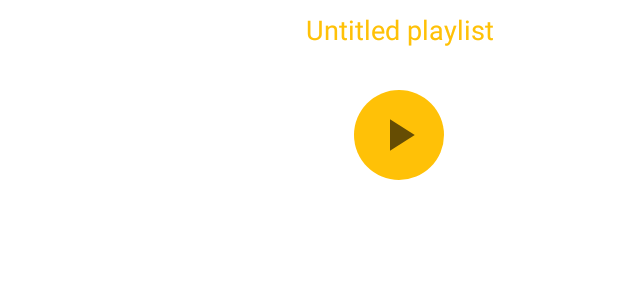
After one commit to re0078/Actex, an Android app: the layout playlist_layout.xml on its own in the app's theme, with its tools: preview values and no code run, on a phone screen of 412 x 824 dp. The commit adds this screen. Shown: the top 300 px of the screen. Run offline under Robolectric (Android 15) with nearby library versions, the phone set to English and light mode, and no system bars.

Commit message:
Add playlist and related stuffs

```diff
--- a/app/build.gradle
+++ b/app/build.gradle
@@ -45,5 +45,7 @@ dependencies {
     implementation 'com.squareup.retrofit2:converter-gson:2.9.0'
     implementation 'com.squareup.picasso:picasso:2.71828'
     implementation 'jp.wasabeef:recyclerview-animators:3.0.0'
+    compileOnly 'org.projectlombok:lombok:1.18.6'
+    annotationProcessor 'org.projectlombok:lombok:1.18.6'
 
 }
--- a/app/src/main/java/com/mobiledevelopment/actex/views/LoginActivity.java
+++ b/app/src/main/java/com/mobiledevelopment/actex/views/LoginActivity.java
@@ -40,6 +40,8 @@ public class LoginActivity extends AppCompatActivity {
             String pass = password.getText().toString();
             login(name, pass);
         });
+        Button signUpButton = findViewById(R.id.sign_up_button);
+        signUpButton.setOnClickListener(view -> loadSignUpPage());
     }
 
     private void loadSignUpPage() {
@@ -65,6 +67,7 @@ public class LoginActivity extends AppCompatActivity {
                 if (response.isSuccessful()) {
                     User.getInstance().setRequestToken(response.body());
                     validateRequestToken(myAuthApi, apiKey);
+                    //TODO handle showing movies list
                     Toast.makeText(getApplicationContext(), "Logged in successfully",
                             Toast.LENGTH_LONG).show();
                 } else {
--- /dev/null
+++ b/app/src/main/res/drawable/ic_baseline_play_arrow_36.xml
@@ -0,0 +1,10 @@
+<vector xmlns:android="http://schemas.android.com/apk/res/android"
+    android:width="36dp"
+    android:height="36dp"
+    android:viewportWidth="24"
+    android:viewportHeight="24"
+    android:tint="?attr/colorControlNormal">
+  <path
+      android:fillColor="@android:color/white"
+      android:pathData="M8,5v14l11,-7z"/>
+</vector>
--- /dev/null
+++ b/app/src/main/res/drawable/play_button_background.xml
@@ -0,0 +1,9 @@
+<?xml version="1.0" encoding="utf-8"?>
+<selector xmlns:android="http://schemas.android.com/apk/res/android">
+    <item>
+        <shape android:shape="oval">
+            <solid android:color="#FFC107"/>
+            <size android:width="50dp" android:height="50dp"/>
+        </shape>
+    </item>
+</selector>
--- /dev/null
+++ b/app/src/main/res/drawable/playlist_name_background.xml
@@ -0,0 +1,14 @@
+<?xml version="1.0" encoding="utf-8"?>
+<selector xmlns:android="http://schemas.android.com/apk/res/android">
+    <item android:state_selected="true">
+        <shape android:shape="rectangle">
+            <solid android:color="#99C8C8C8"/>
+            <corners android:radius="15dp"/>
+        </shape>
+    </item>
+    <item android:state_selected="false">
+        <shape android:shape="rectangle">
+            <solid android:color="@android:color/transparent"/>
+        </shape>
+    </item>
+</selector>
--- /dev/null
+++ b/app/src/main/res/layout/playlist_layout.xml
@@ -0,0 +1,44 @@
+<?xml version="1.0" encoding="utf-8"?>
+<androidx.constraintlayout.widget.ConstraintLayout xmlns:android="http://schemas.android.com/apk/res/android"
+    xmlns:app="http://schemas.android.com/apk/res-auto"
+    android:id="@+id/playlist_layout"
+    android:layout_width="match_parent"
+    android:layout_height="wrap_content">
+
+
+    <androidx.appcompat.widget.AppCompatImageButton
+        android:id="@+id/playlist_play"
+        android:layout_width="60dp"
+        android:layout_height="60dp"
+        android:background="@drawable/play_button_background"
+        android:contentDescription="@string/play_button_desc"
+        android:src="@drawable/ic_baseline_play_arrow_36"
+        app:layout_constraintBottom_toBottomOf="@id/playlist_layout"
+        app:layout_constraintEnd_toEndOf="@id/playlist_layout"
+        app:layout_constraintStart_toEndOf="@id/playlist_preview" />
+
+    <ImageView
+        android:id="@+id/playlist_preview"
+        android:layout_width="120dp"
+        android:layout_height="120dp"
+        android:contentDescription="@string/playlist_preview_desc"
+        app:layout_constraintBottom_toBottomOf="@id/playlist_layout"
+        app:layout_constraintStart_toStartOf="@id/playlist_layout"
+        app:layout_constraintTop_toTopOf="@id/playlist_layout" />
+
+    <EditText
+        android:id="@+id/playlist_name"
+        android:layout_width="wrap_content"
+        android:layout_height="40dp"
+        android:background="@drawable/playlist_name_background"
+        android:hint="@string/playlist_name_hint"
+        android:inputType="text"
+        android:text="@string/default_playlist_name"
+        android:textAlignment="center"
+        android:textColor="#FFC107"
+        android:textColorHint="#80FFC107"
+        app:layout_constraintEnd_toEndOf="@id/playlist_layout"
+        app:layout_constraintStart_toEndOf="@id/playlist_preview"
+        app:layout_constraintTop_toTopOf="@id/playlist_layout" />
+
+</androidx.constraintlayout.widget.ConstraintLayout>
--- a/app/src/main/res/values/strings.xml
+++ b/app/src/main/res/values/strings.xml
@@ -15,4 +15,8 @@
     <string name="login">Login</string>
     <string name="no_account_msg">Don\'t have an account? Sign up now!</string>
     <string name="sign_up">Sign Up</string>
+    <string name="default_playlist_name">Untitled playlist</string>
+    <string name="playlist_preview_desc">Playlist preview</string>
+    <string name="playlist_name_hint">Your playlist name</string>
+    <string name="play_button_desc">play_button_desc</string>
 </resources>
```
Also changed, not shown: app/src/main/java/com/mobiledevelopment/actex/models/lists/ListResult.java (+3 -65 lines), app/src/main/java/com/mobiledevelopment/actex/models/lists/Playlist.java (added, +28 -0 lines), app/src/main/java/com/mobiledevelopment/actex/views/PlaylistAdapter.java (added, +68 -0 lines), app/src/main/res/drawable/ic_baseline_image_24.xml (added, +10 -0 lines), app/src/main/res/layout/activity_login.xml (+4 -4 lines), app/src/main/res/layout/fragment_playlist.xml (added, +8 -0 lines), app/src/main/res/drawable/loading.gif (added), app/src/main/res/drawable/login_button_background.xml (renamed from app/src/main/res/drawable/login_button.xml), app/src/main/res/drawable/login_input_background.xml (renamed from app/src/main/res/drawable/login_input.xml).
